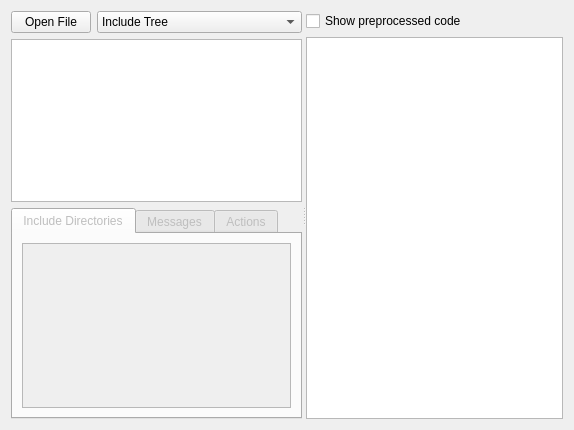
This is cppchecks/gui/parseresultwidget.ui in Krazy-collection/krazy as Qt 5 draws it before an edit. The edited form follows.
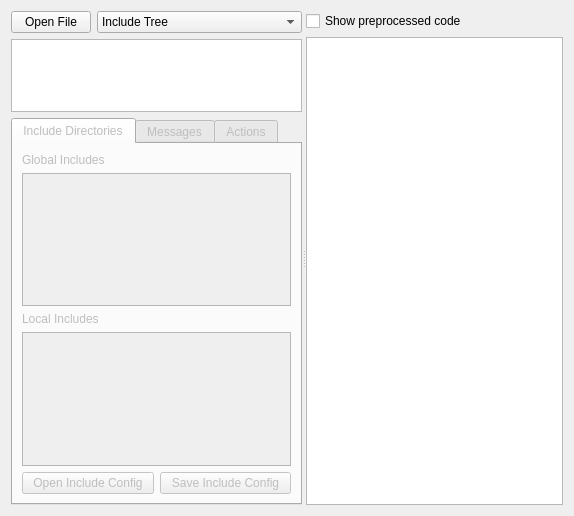
This is the edited form.

Commit message: Add buttons for loading and saving include configurations. Add an extra list for local includes.

```diff
--- a/cppchecks/gui/parseresultwidget.ui
+++ b/cppchecks/gui/parseresultwidget.ui
@@ -7,7 +7,7 @@
     <x>0</x>
     <y>0</y>
     <width>574</width>
-    <height>430</height>
+    <height>516</height>
    </rect>
   </property>
   <property name="windowTitle">
@@ -77,8 +77,39 @@
            <string>Include Directories</string>
           </attribute>
           <layout class="QGridLayout" name="gridLayout_2">
+           <item row="4" column="0">
+            <widget class="QPushButton" name="m_openIncludeConfig">
+             <property name="text">
+              <string>Open Include Config</string>
+             </property>
+            </widget>
+           </item>
+           <item row="4" column="1">
+            <widget class="QPushButton" name="m_saveIncludeConfig">
+             <property name="text">
+              <string>Save Include Config</string>
+             </property>
+            </widget>
+           </item>
+           <item row="1" column="0" colspan="2">
+            <widget class="QListWidget" name="m_globalIncludeDirsList"/>
+           </item>
+           <item row="3" column="0" colspan="2">
+            <widget class="QListWidget" name="m_localIncludeDirsList"/>
+           </item>
            <item row="0" column="0">
-            <widget class="QListWidget" name="m_includeDirsList"/>
+            <widget class="QLabel" name="label">
+             <property name="text">
+              <string>Global Includes</string>
+             </property>
+            </widget>
+           </item>
+           <item row="2" column="0">
+            <widget class="QLabel" name="label_2">
+             <property name="text">
+              <string>Local Includes</string>
+             </property>
+            </widget>
            </item>
           </layout>
          </widget>
```
The commit also changes 1 other file.
